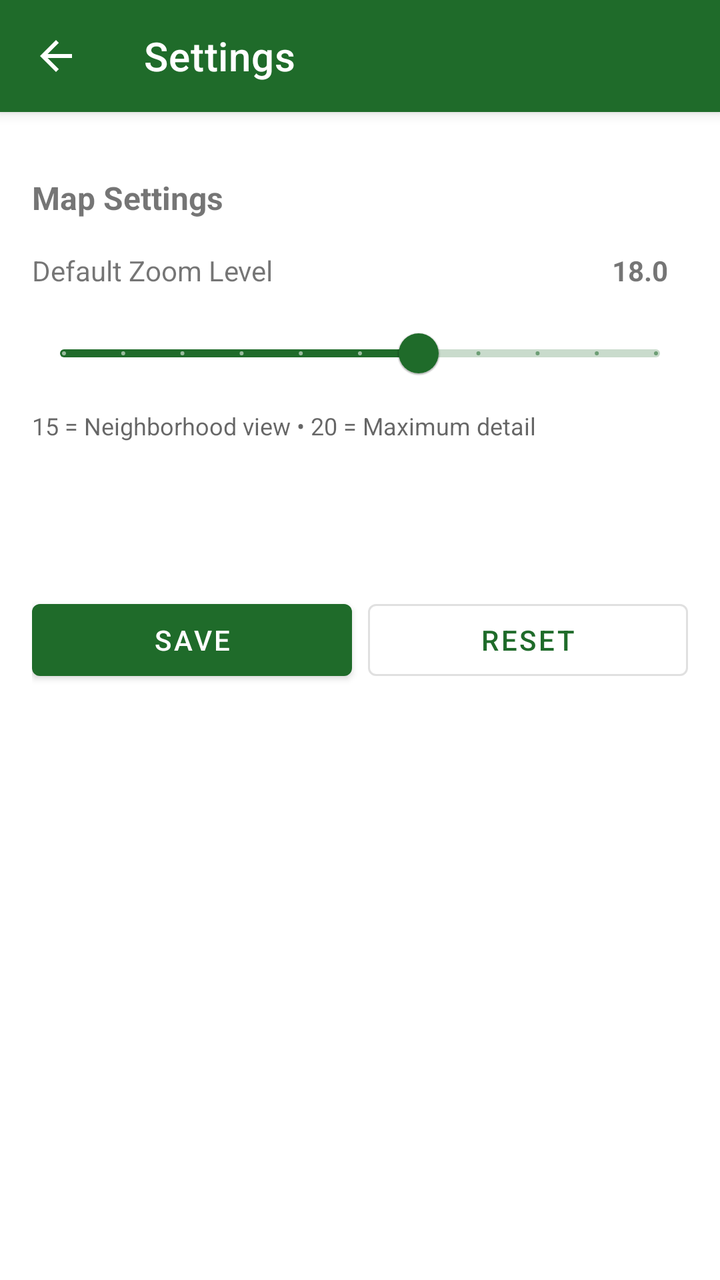
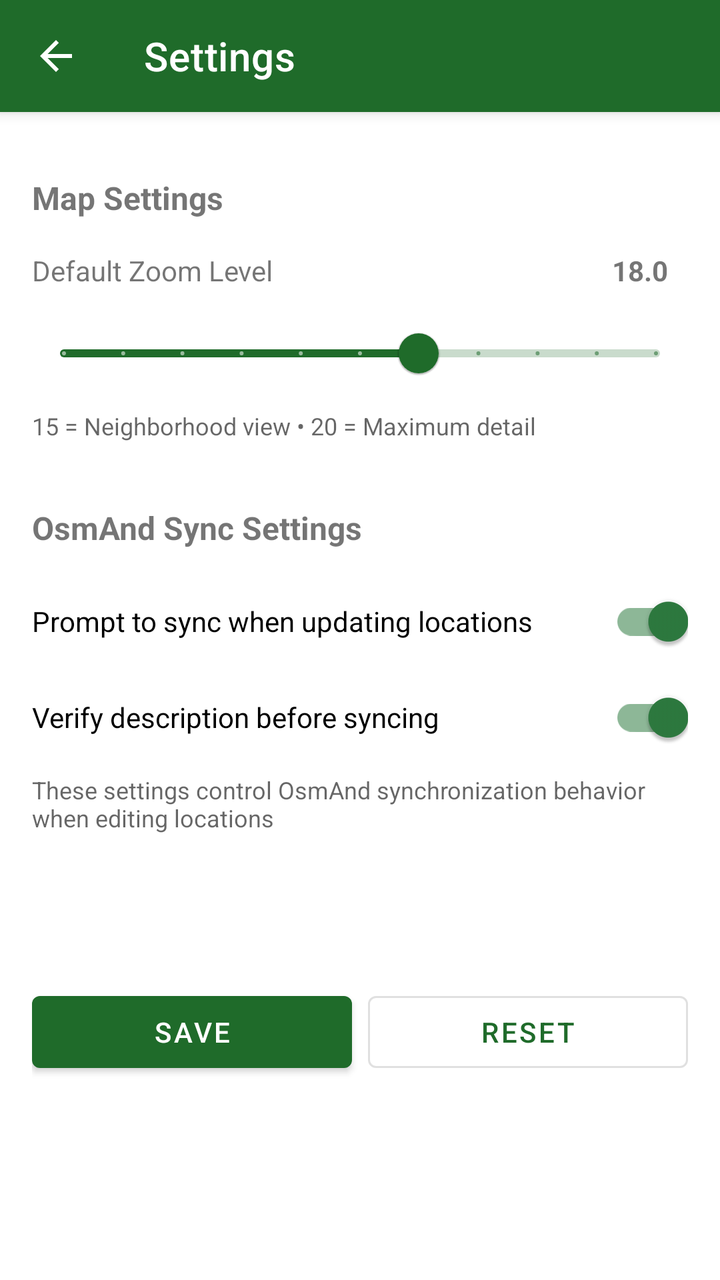

The first picture is an Android layout as it rendered before a commit; the second is the same layout after the commit. The layout source and the unified diff follow.
<!-- AndroidManifest.xml: application theme Theme.PEVPlugShare -->
<!-- res/layout/activity_settings.xml -->
<?xml version="1.0" encoding="utf-8"?>
<LinearLayout xmlns:android="http://schemas.android.com/apk/res/android"
    xmlns:app="http://schemas.android.com/apk/res-auto"
    android:layout_width="match_parent"
    android:layout_height="match_parent"
    android:orientation="vertical">

    
    <com.google.android.material.appbar.MaterialToolbar
        android:id="@+id/toolbar"
        android:layout_width="match_parent"
        android:layout_height="?attr/actionBarSize"
        android:background="?attr/colorPrimary"
        android:elevation="4dp"
        app:navigationIcon="@drawable/ic_back"
        app:title="Settings"
        app:titleTextColor="@android:color/white" />

    <ScrollView
        android:layout_width="match_parent"
        android:layout_height="match_parent">

        <LinearLayout
            android:layout_width="match_parent"
            android:layout_height="wrap_content"
            android:orientation="vertical"
            android:padding="16dp">

            
        <LinearLayout
            android:id="@+id/apiKeyEntrySection"
            android:layout_width="match_parent"
            android:layout_height="wrap_content"
            android:orientation="vertical"
            android:visibility="gone">

            
            <TextView
                android:id="@+id/apiKeyLabel"
                android:layout_width="match_parent"
                android:layout_height="wrap_content"
                android:text="OpenRouter.AI API Key"
                android:textSize="16sp"
                android:textStyle="bold"
                android:paddingBottom="4dp" />

            <TextView
                android:id="@+id/apiKeyDescription"
                android:layout_width="match_parent"
                android:layout_height="wrap_content"
                android:text="This API key enables AI functions for image analysis and description parsing/generation in the location edit process."
                android:textSize="13sp"
                android:textColor="?android:textColorSecondary"
                android:paddingBottom="8dp" />

            <LinearLayout
                android:layout_width="match_parent"
                android:layout_height="wrap_content"
                android:orientation="horizontal">

                <com.google.android.material.textfield.TextInputLayout
                    android:id="@+id/apiKeyLayout"
                    android:layout_width="0dp"
                    android:layout_height="wrap_content"
                    android:layout_weight="1"
                    android:layout_marginEnd="8dp"
                    android:hint="API Key"
                    style="@style/Widget.MaterialComponents.TextInputLayout.OutlinedBox">

                    <com.google.android.material.textfield.TextInputEditText
                        android:id="@+id/apiKeyInput"
                        android:layout_width="match_parent"
                        android:layout_height="wrap_content"
                        android:inputType="textPassword"
                        android:maxLines="1" />
                </com.google.android.material.textfield.TextInputLayout>

                <com.google.android.material.button.MaterialButton
                    android:id="@+id/validateSaveButton"
                    android:layout_width="wrap_content"
                    android:layout_height="wrap_content"
                    android:layout_gravity="center_vertical"
                    android:text="Validate"
                    style="@style/Widget.MaterialComponents.Button" />
            </LinearLayout>

            <com.google.android.material.button.MaterialButton
                android:id="@+id/getApiKeyButton"
                android:layout_width="match_parent"
                android:layout_height="wrap_content"
                android:layout_marginTop="8dp"
                android:text="Get API Key from OpenRouter.ai"
                style="@style/Widget.MaterialComponents.Button.OutlinedButton" />
        </LinearLayout>

        
        <LinearLayout
            android:id="@+id/apiKeyValidSection"
            android:layout_width="match_parent"
            android:layout_height="wrap_content"
            android:orientation="vertical"
            android:visibility="gone">

            
            <LinearLayout
                android:layout_width="match_parent"
                android:layout_height="wrap_content"
                android:orientation="horizontal"
                android:gravity="center_vertical"
                android:paddingTop="16dp"
                android:paddingBottom="8dp">

                <TextView
                    android:layout_width="0dp"
                    android:layout_height="wrap_content"
                    android:layout_weight="1"
                    android:text="OpenRouter.ai Model"
                    android:textSize="16sp"
                    android:textStyle="bold" />

                <com.google.android.material.button.MaterialButton
                    android:id="@+id/resetApiKeyButton"
                    android:layout_width="wrap_content"
                    android:layout_height="wrap_content"
                    android:minWidth="0dp"
                    android:minHeight="0dp"
                    android:padding="8dp"
                    android:text="🔄"
                    android:contentDescription="Reset API Key"
                    style="@style/Widget.MaterialComponents.Button.OutlinedButton" />
            </LinearLayout>

            <com.google.android.material.card.MaterialCardView
                android:id="@+id/selectedModelCard"
                android:layout_width="match_parent"
                android:layout_height="wrap_content"
                android:clickable="true"
                android:focusable="true"
                android:foreground="?attr/selectableItemBackground"
                app:cardElevation="2dp"
                app:cardCornerRadius="8dp"
                android:layout_marginBottom="16dp">

                <LinearLayout
                    android:layout_width="match_parent"
                    android:layout_height="wrap_content"
                    android:orientation="horizontal"
                    android:padding="12dp"
                    android:gravity="center_vertical">

                    <TextView
                        android:id="@+id/apiKeyStatusText"
                        android:layout_width="wrap_content"
                        android:layout_height="wrap_content"
                        android:text="✓"
                        android:textSize="18sp"
                        android:textColor="#4CAF50"
                        android:textStyle="bold"
                        android:paddingEnd="8dp" />

                    <LinearLayout
                        android:layout_width="0dp"
                        android:layout_height="wrap_content"
                        android:layout_weight="1"
                        android:orientation="vertical">

                        <TextView
                            android:id="@+id/selectedModelName"
                            android:layout_width="match_parent"
                            android:layout_height="wrap_content"
                            android:text="Tap to select a model"
                            android:textSize="15sp"
                            android:textStyle="bold"
                            android:textColor="?android:textColorPrimary" />

                        <TextView
                            android:id="@+id/selectedModelProvider"
                            android:layout_width="match_parent"
                            android:layout_height="wrap_content"
                            android:text=""
                            android:textSize="12sp"
                            android:paddingTop="2dp"
                            android:textColor="?android:textColorSecondary" />

                        <LinearLayout
                            android:layout_width="match_parent"
                            android:layout_height="wrap_content"
                            android:orientation="horizontal"
                            android:paddingTop="2dp">

                            <TextView
                                android:id="@+id/selectedModelCost"
                                android:layout_width="wrap_content"
                                android:layout_height="wrap_content"
                                android:text=""
                                android:textSize="12sp"
                                android:textColor="?android:textColorSecondary" />

                            <TextView
                                android:id="@+id/selectedModelContext"
                                android:layout_width="wrap_content"
                                android:layout_height="wrap_content"
                                android:text=""
                                android:textSize="12sp"
                                android:paddingStart="12dp"
                                android:textColor="?android:textColorSecondary" />
                        </LinearLayout>
                    </LinearLayout>
                </LinearLayout>
            </com.google.android.material.card.MaterialCardView>

        </LinearLayout>

        
        <LinearLayout
            android:layout_width="match_parent"
            android:layout_height="wrap_content"
            android:orientation="vertical"
            android:paddingTop="16dp"
            android:paddingBottom="16dp">

            <TextView
                android:layout_width="match_parent"
                android:layout_height="wrap_content"
                android:text="Map Settings"
                android:textSize="16sp"
                android:textStyle="bold"
                android:paddingBottom="8dp" />

            <LinearLayout
                android:layout_width="match_parent"
                android:layout_height="wrap_content"
                android:orientation="horizontal"
                android:gravity="center_vertical"
                android:paddingVertical="8dp">

                <TextView
                    android:layout_width="0dp"
                    android:layout_height="wrap_content"
                    android:layout_weight="1"
                    android:text="Default Zoom Level"
                    android:textSize="14sp" />

                <TextView
                    android:id="@+id/zoomLevelValue"
                    android:layout_width="wrap_content"
                    android:layout_height="wrap_content"
                    android:text="18.0"
                    android:textSize="14sp"
                    android:textStyle="bold"
                    android:minWidth="48dp"
                    android:gravity="center" />
            </LinearLayout>

            <com.google.android.material.slider.Slider
                android:id="@+id/zoomLevelSlider"
                android:layout_width="match_parent"
                android:layout_height="wrap_content"
                android:valueFrom="15.0"
                android:valueTo="20.0"
                android:value="18.0"
                android:stepSize="0.5" />

            <TextView
                android:layout_width="match_parent"
                android:layout_height="wrap_content"
                android:text="15 = Neighborhood view • 20 = Maximum detail"
                android:textSize="12sp"
                android:textColor="?android:textColorSecondary"
                android:paddingTop="4dp" />
        </LinearLayout>

        
        <ProgressBar
            android:id="@+id/loadingProgressBar"
            android:layout_width="wrap_content"
            android:layout_height="wrap_content"
            android:layout_gravity="center"
            android:layout_marginVertical="16dp"
            android:visibility="gone" />

        <TextView
            android:id="@+id/statusMessage"
            android:layout_width="match_parent"
            android:layout_height="wrap_content"
            android:text=""
            android:textSize="14sp"
            android:paddingVertical="8dp"
            android:gravity="center" />

        
        <LinearLayout
            android:id="@+id/bottomButtons"
            android:layout_width="match_parent"
            android:layout_height="wrap_content"
            android:orientation="horizontal"
            android:layout_marginTop="24dp"
            android:visibility="visible">

            <com.google.android.material.button.MaterialButton
                android:id="@+id/saveSettingsButton"
                android:layout_width="0dp"
                android:layout_height="wrap_content"
                android:layout_weight="1"
                android:layout_marginEnd="8dp"
                android:text="Save"
                style="@style/Widget.MaterialComponents.Button" />

            <com.google.android.material.button.MaterialButton
                android:id="@+id/resetButton"
                android:layout_width="0dp"
                android:layout_height="wrap_content"
                android:layout_weight="1"
                android:text="Reset"
                style="@style/Widget.MaterialComponents.Button.OutlinedButton" />
        </LinearLayout>

    </LinearLayout>
    </ScrollView>
</LinearLayout>
<!-- resources referenced by this layout -->
<resources>
  <!-- drawable ic_back (drawable) -->
  <vector xmlns:android="http://schemas.android.com/apk/res/android"
      android:width="24dp"
      android:height="24dp"
      android:viewportWidth="24"
      android:viewportHeight="24">
      <path
          android:fillColor="@android:color/white"
          android:pathData="M20,11H7.83l5.59,-5.59L12,4l-8,8 8,8 1.41,-1.41L7.83,13H20v-2z"/>
  </vector>
  <style name="Theme.PEVPlugShare" parent="Theme.MaterialComponents.Light.NoActionBar">
          <item name="colorPrimary">@color/md_theme_primary</item>
          <item name="colorSecondary">@color/md_theme_secondary</item>
          <item name="colorError">@color/md_theme_error</item>
      </style>
  <color name="md_theme_primary">#1f6b2a</color>
  <color name="md_theme_secondary">#2d7a3f</color>
  <color name="md_theme_error">#c00000</color>
</resources>

<!-- the commit's change to res/layout/activity_settings.xml (unified diff, before → after) -->
@@ -271,6 +271,47 @@
         </LinearLayout>
 
         
+        <LinearLayout
+            android:layout_width="match_parent"
+            android:layout_height="wrap_content"
+            android:orientation="vertical"
+            android:paddingTop="16dp"
+            android:paddingBottom="16dp">
+
+            <TextView
+                android:layout_width="match_parent"
+                android:layout_height="wrap_content"
+                android:text="OsmAnd Sync Settings"
+                android:textSize="16sp"
+                android:textStyle="bold"
+                android:paddingBottom="12dp" />
+
+            <com.google.android.material.switchmaterial.SwitchMaterial
+                android:id="@+id/switchPromptOsmandSync"
+                android:layout_width="match_parent"
+                android:layout_height="wrap_content"
+                android:text="Prompt to sync when updating locations"
+                android:checked="true"
+                android:paddingVertical="8dp" />
+
+            <com.google.android.material.switchmaterial.SwitchMaterial
+                android:id="@+id/switchVerifyDescription"
+                android:layout_width="match_parent"
+                android:layout_height="wrap_content"
+                android:text="Verify description before syncing"
+                android:checked="true"
+                android:paddingVertical="8dp" />
+
+            <TextView
+                android:layout_width="match_parent"
+                android:layout_height="wrap_content"
+                android:text="These settings control OsmAnd synchronization behavior when editing locations"
+                android:textSize="12sp"
+                android:textColor="?android:textColorSecondary"
+                android:paddingTop="4dp" />
+        </LinearLayout>
+
+        
         <ProgressBar
             android:id="@+id/loadingProgressBar"
             android:layout_width="wrap_content"
